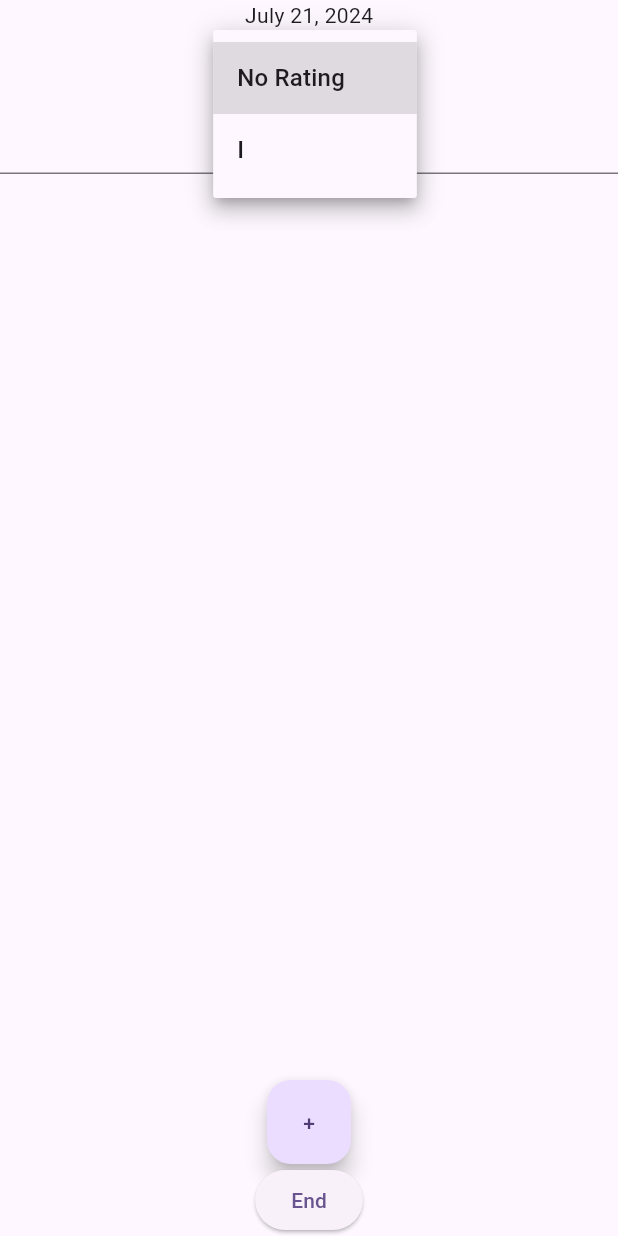
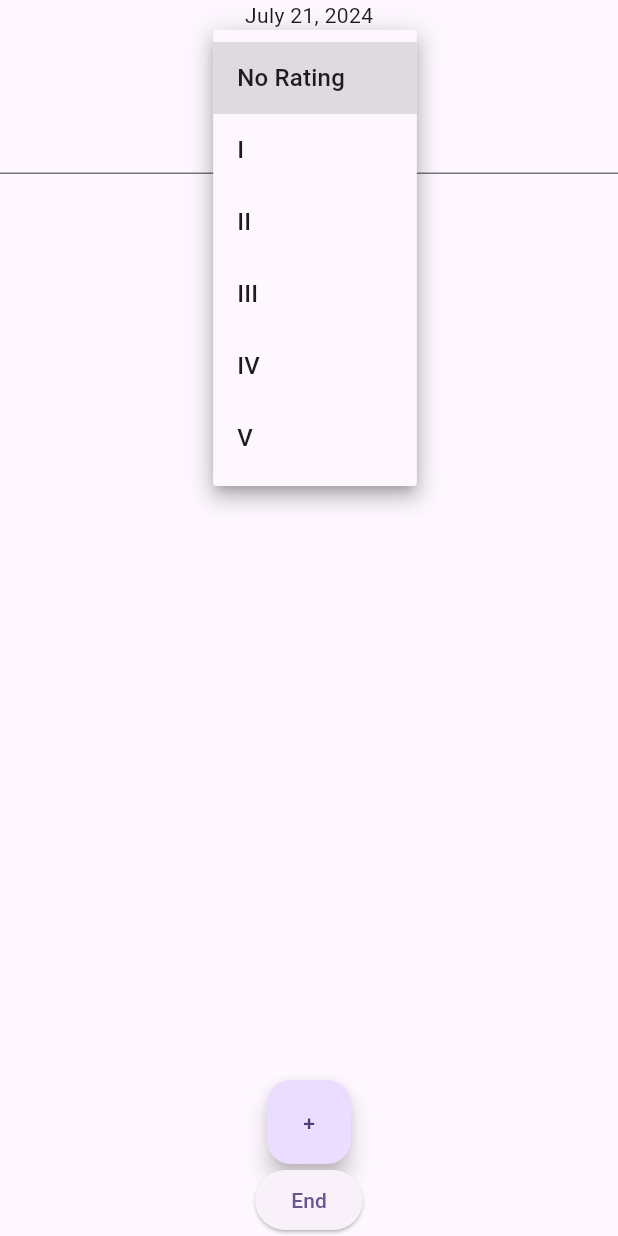
Before and after one commit to IvanMoreno/Kaizen, a Flutter app: the screen it shows after launch, after a tap on "No Rating", on a phone screen of 412 x 824 dp. Run offline on Flutter 3.47's test engine with Material 3 defaults, Android fonts, the phone set to English and light mode, and no system bars.

```diff
--- a/lib/WorkdayFormulary.dart
+++ b/lib/WorkdayFormulary.dart
@@ -18,7 +18,8 @@ class WorkdayFormulary extends StatefulWidget {
 }
 
 class _WorkdayFormularyState extends State<WorkdayFormulary> {
-  List<BadThingEntry> _allBadThings = List.empty(growable: true);
+  final List<BadThingEntry> _allBadThings = List.empty(growable: true);
+  String rating = "0";
 
   @override
   Widget build(BuildContext context) {
@@ -44,12 +45,16 @@ class _WorkdayFormularyState extends State<WorkdayFormulary> {
   Widget Rating() {
     return DropdownButton<String>(
         key: const Key("RatingDropdown"),
-        value: "0",
+        value: rating,
         items: const [
           DropdownMenuItem(value: "0", child: Text("No Rating")),
-          DropdownMenuItem(value: "1", child: Text("I"))
+          DropdownMenuItem(value: "1", child: Text("I")),
+          DropdownMenuItem(value: "2", child: Text("II")),
+          DropdownMenuItem(value: "3", child: Text("III")),
+          DropdownMenuItem(value: "4", child: Text("IV")),
+          DropdownMenuItem(value: "5", child: Text("V")),
         ],
-        onChanged: (_) {});
+        onChanged: (selection) => rating = selection!);
   }
 
   Widget Date() => Text(FormattedDate());
@@ -75,5 +80,5 @@ class _WorkdayFormularyState extends State<WorkdayFormulary> {
   Widget EndWorkday() => ElevatedButton(
       key: const Key("EndWorkday"), onPressed: () => widget.repository.Save(Today()), child: const Text("End"));
 
-  Workday Today() => Workday(date: widget.today(), rating: 1, goodThings: [GoodThing("something good")], badThings: [BadThing(issue: "something bad", proposedSolution: "a solution")]);
+  Workday Today() => Workday(date: widget.today(), rating: int.parse(rating), goodThings: [GoodThing("something good")], badThings: [BadThing(issue: "something bad", proposedSolution: "a solution")]);
 }
```
Also changed, not shown: 1 other file.
